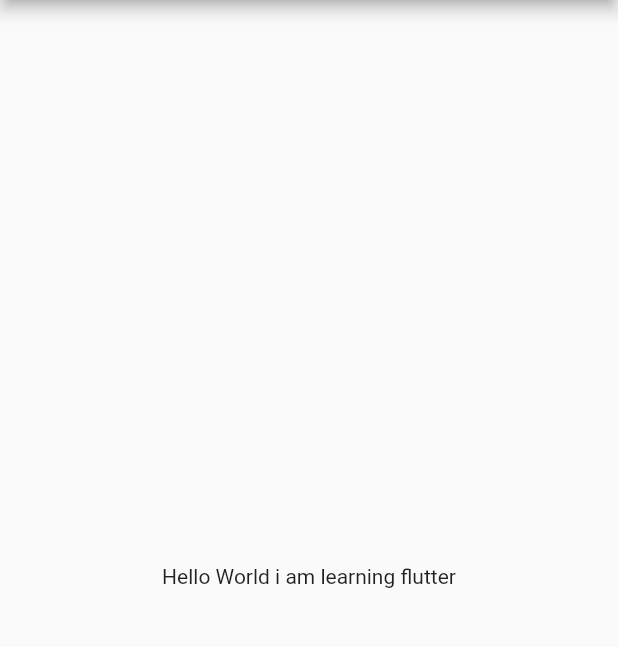
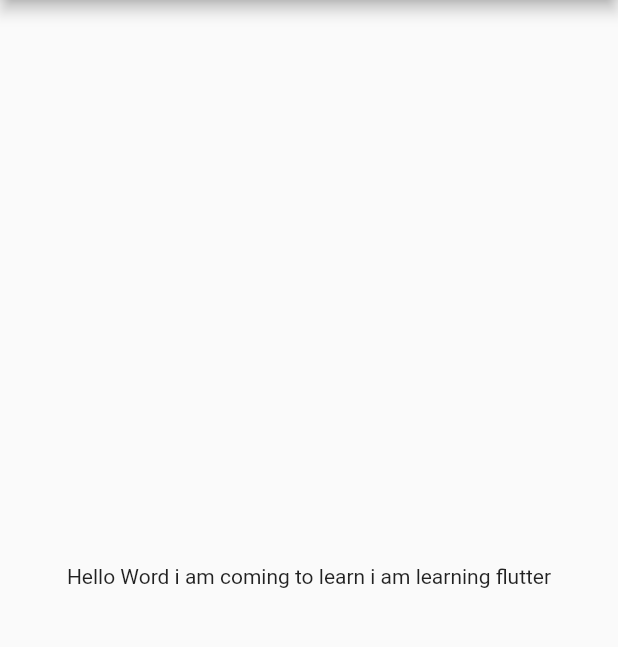
Before and after one commit to Vignesh-shenoy-10/Flutter-demo-application, a Flutter app: the screen it shows after launch, on a phone screen of 412 x 824 dp, the part 84-731 px from its top. Run offline on Flutter 3.47's test engine with Material 2 defaults, Android fonts, the phone set to English and light mode, and no system bars.

Commit message:
First commit

```diff
--- a/lib/main.dart
+++ b/lib/main.dart
@@ -20,7 +20,7 @@ class MyApp extends StatelessWidget {
           title: const Text('Welcome to Flutter'),
         ),
         body: const Center(
-          child: Text('Hello World i am learning flutter'),
+          child: Text('Hello Word i am coming to learn i am learning flutter'),
         ),
       ),
     );
```
